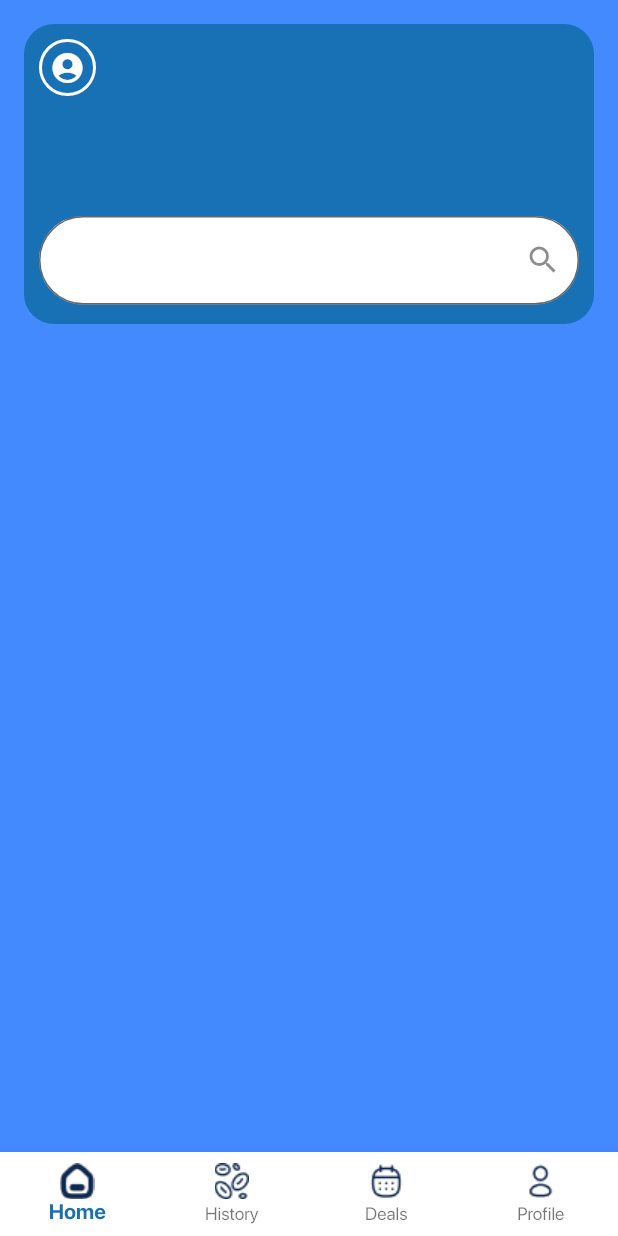
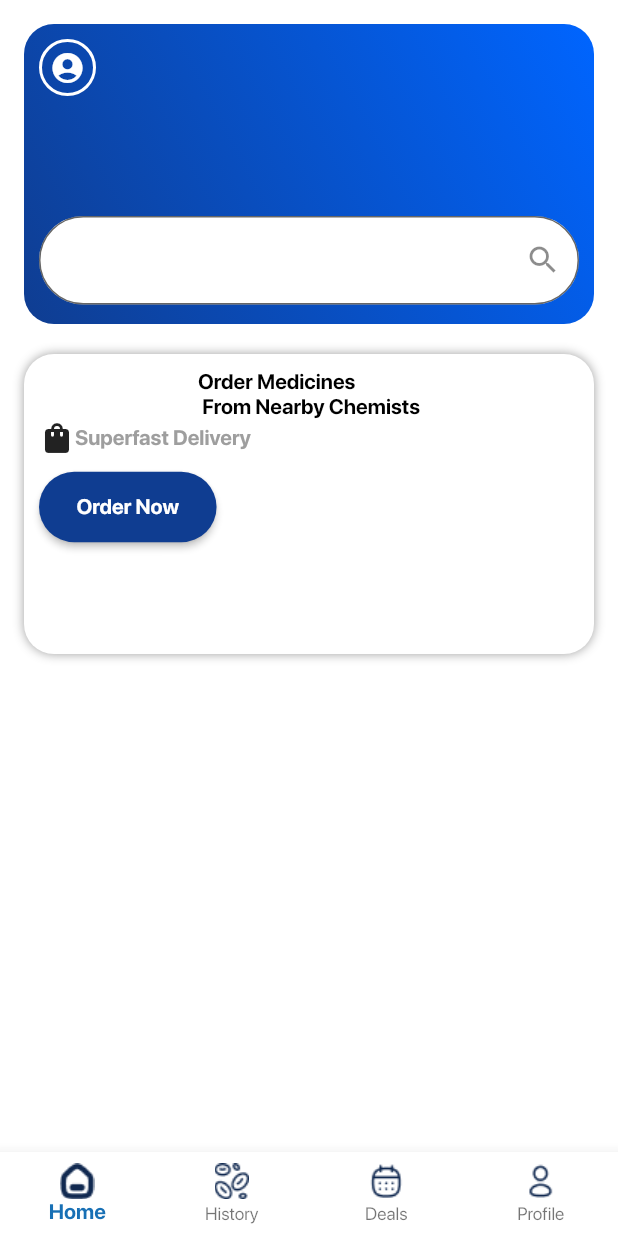
Before and after one commit to Shubhankar10/dawaiwala, a Flutter app: the Dashboard screen opened directly, on a phone screen of 412 x 824 dp. Run offline on Flutter 3.47's test engine with Material 2 defaults, Android fonts, the phone set to English and light mode, and no system bars; our stand-ins replace get, sliding_up_panel.

Commit message:
dashboard updated little bit

```diff
--- a/lib/consts/colors.dart
+++ b/lib/consts/colors.dart
@@ -1,5 +1,7 @@
 import 'package:flutter/material.dart';
 
+const Color primaryColor = Color(0xff0065ff);
+const Color primaryDarkColor = Color(0xff0f3d91);
 const Color textfieldGrey = Color.fromRGBO(209, 209, 209, 1);
 const Color fontGrey = Color.fromRGBO(107, 115, 119, 1);
 const Color darkFontGrey = Color.fromRGBO(62, 68, 71, 1);
--- a/lib/screens/home_screen/home_screen.dart
+++ b/lib/screens/home_screen/home_screen.dart
@@ -1,3 +1,4 @@
+import 'package:dawaiwala/consts/colors.dart';
 import 'package:flutter/material.dart';
 
 class HomeScreen extends StatelessWidget {
@@ -7,7 +8,7 @@ class HomeScreen extends StatelessWidget {
   Widget build(BuildContext context) {
     return Container(
       padding: const EdgeInsets.all(16),
-      color: Colors.blueAccent,
+      color: Colors.white,
       width: MediaQuery.of(context).size.width,
       height: MediaQuery.of(context).size.height,
       child: SafeArea(
@@ -18,9 +19,12 @@ class HomeScreen extends StatelessWidget {
             padding: const EdgeInsets.all(10),
             height: 200,
             decoration: const BoxDecoration(
-              borderRadius: BorderRadius.all(Radius.circular(20)),
-              color: Color(0xff1870B5),
-            ),
+                borderRadius: BorderRadius.all(Radius.circular(20)),
+                gradient: LinearGradient(
+                  begin: Alignment.topRight,
+                  end: Alignment.bottomLeft,
+                  colors: [primaryColor, primaryDarkColor],
+                )),
             child: Column(
               children: [
                 GestureDetector(
@@ -53,6 +57,61 @@ class HomeScreen extends StatelessWidget {
                 ),
               ],
             ),
+          ),
+          SizedBox(height: 20),
+          Container(
+            padding: const EdgeInsets.all(10),
+            height: 200,
+            decoration: const BoxDecoration(
+                borderRadius: BorderRadius.all(Radius.circular(20)),
+                color: Colors.white,
+                boxShadow: [
+                  BoxShadow(
+                    color: Colors.grey,
+                    blurRadius: 5.0,
+                  )
+                ]),
+            child: Column(
+              children: [
+                const Text(
+                  "Order Medicines\n From Nearby Chemists",
+                  style: TextStyle(
+                      color: Colors.black, fontWeight: FontWeight.bold),
+                  overflow: TextOverflow.clip,
+                ),
+                Row(
+                  children: [
+                    const Icon(Icons.shopping_bag),
+                    const Text("Superfast Delivery",
+                        style: TextStyle(
+                            color: Colors.grey, fontWeight: FontWeight.bold))
+                  ],
+                ),
+                SizedBox(height: 10),
+                Row(
+                  children: [
+                    ElevatedButton(
+                      onPressed: () => {
+                        // orderNow(),
+                        // Navigator.of(context).push(
+                        //     MaterialPageRoute(builder: (context) => OrderScreen()))
+                      },
+                      style: ElevatedButton.styleFrom(
+                          backgroundColor: primaryDarkColor,
+                          padding: EdgeInsets.symmetric(
+                            vertical: 15,
+                            horizontal: 25,
+                          ),
+                          shape: StadiumBorder()),
+                      child: const Text("Order Now",
+                          style: TextStyle(
+                              color: Colors.white,
+                              fontWeight: FontWeight.bold)),
+                    ),
+                  ],
+                ),
+              ],
+            ),
           )
         ],
       )),
--- a/pubspec.yaml
+++ b/pubspec.yaml
@@ -36,6 +36,7 @@ dependencies:
   # Use with the CupertinoIcons class for iOS style icons.
   cupertino_icons: ^1.0.2
   get: ^4.6.5
+  velocity_x: ^3.6.0
 
 dev_dependencies:
   flutter_test:
```
Also changed, not shown: pubspec.lock.
